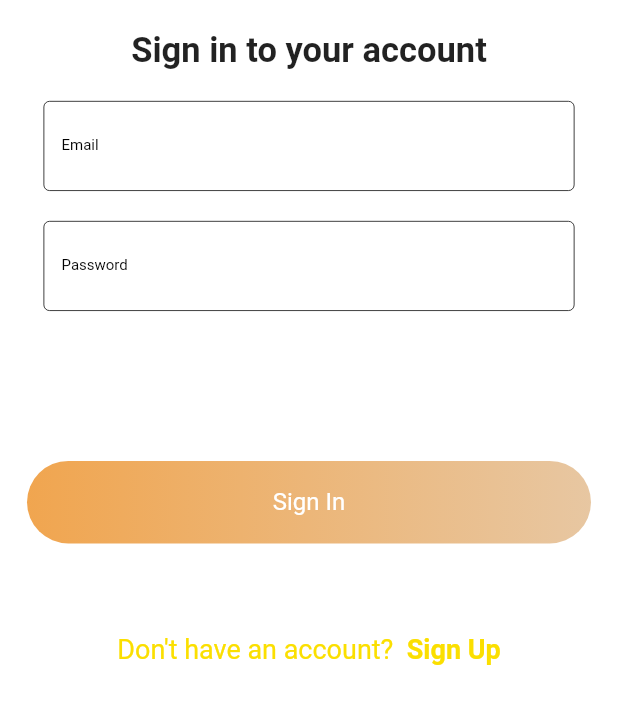
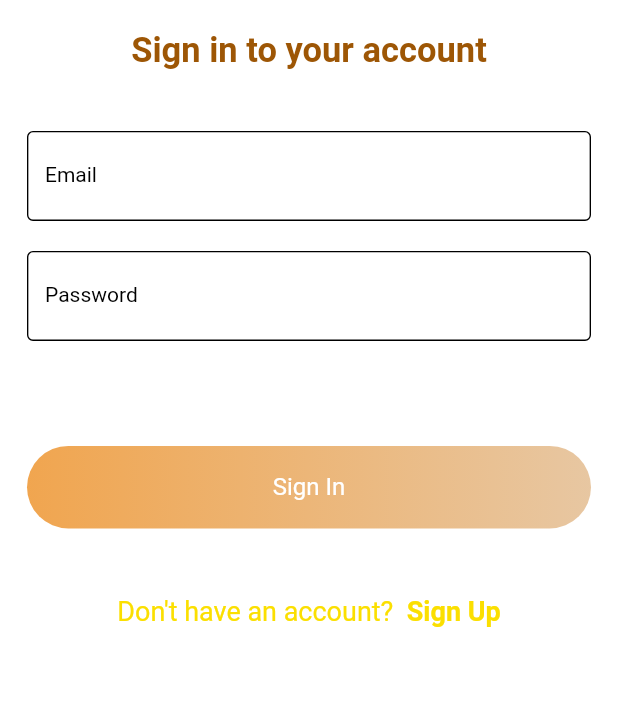
Before and after one commit to Shukurullo8866/shop_firbase_app, a Flutter app: the screen it shows after launch, on a phone screen of 412 x 824 dp, the part 444-1168 px from its top. Run offline on Flutter 3.47's test engine with Material 2 defaults, Android fonts, the phone set to English and light mode, and no system bars; drawn by our look-alikes of zoom_tap_animation; our stand-ins replace cached_network_image, carousel_slider, cloud_firestore, easy_localization, email_validator, firebase_auth and 9 more; accounts and stored records are empty; Roboto replaces fonts that are missing (SFUIDisplay).

Commit message:
Merge remote-tracking branch 'origin/main'
# Conflicts:
#	lib/ui/tab_box/home_page/info_page.dart

```diff
--- a/lib/ui/auth/login_page.dart
+++ b/lib/ui/auth/login_page.dart
@@ -53,11 +53,11 @@ class _LoginPageState extends State<LoginPage> {
                     ))),
             const Text(
               "Sign in to your account",
-              style: TextStyle(fontWeight: FontWeight.w600, fontSize: 23),
+              style: TextStyle(fontWeight: FontWeight.w600, fontSize: 23,color: Color.fromARGB(255, 157, 86, 5)),
             ),
-            const SizedBox(height: 20),
+            const SizedBox(height: 40),
             Padding(
-              padding: const EdgeInsets.symmetric(horizontal: 29),
+              padding: const EdgeInsets.symmetric(horizontal: 18),
               child: TextFormField(
                 controller: emailController,
                 textInputAction: TextInputAction.next,
@@ -72,7 +72,7 @@ class _LoginPageState extends State<LoginPage> {
             ),
             const SizedBox(height: 20),
             Padding(
-              padding: const EdgeInsets.symmetric(horizontal: 29),
+              padding: const EdgeInsets.symmetric(horizontal: 18),
               child: TextFormField(
                 controller: passwordController,
                 obscureText: true,
@@ -84,9 +84,9 @@ class _LoginPageState extends State<LoginPage> {
                 decoration: getInputDecoration(label: "Password"),
               ),
             ),
-            const SizedBox(height: 100),
+            const SizedBox(height:70),
             SingnInButton(onTap: signIn, text: 'Sign In'),
-            const SizedBox(height: 60),
+            const SizedBox(height: 45),
             RichText(
               text: TextSpan(
                 style: MyTextStyle.sfProRegular
--- a/lib/utils/my_utils.dart
+++ b/lib/utils/my_utils.dart
@@ -63,7 +63,7 @@ InputDecoration getInputDecoration({required String label}) {
     labelText: label,
     labelStyle: MyTextStyle.sfProRegular.copyWith(
       color: Colors.black,
-      fontSize: 10,
+      fontSize: 14,
     ),
     border: OutlineInputBorder(
       borderRadius: BorderRadius.circular(15),
@@ -73,12 +73,12 @@ InputDecoration getInputDecoration({required String label}) {
     ),
     enabledBorder: const OutlineInputBorder(
         borderSide: BorderSide(
-      width: 0.5,
+      width: 0.9,
       color: Colors.black,
     )),
     focusedBorder: const OutlineInputBorder(
-        borderSide: BorderSide(width: 0.5, color: Colors.black)),
+        borderSide: BorderSide(width: 0.9, color: Colors.black)),
     errorBorder: const OutlineInputBorder(
-        borderSide: BorderSide(width: 0.5, color: Colors.red)),
+        borderSide: BorderSide(width: 0.9, color: Colors.red)),
   );
 }
```
Also changed, not shown: lib/ui/auth/sign_up_page.dart (+9 -5 lines).
